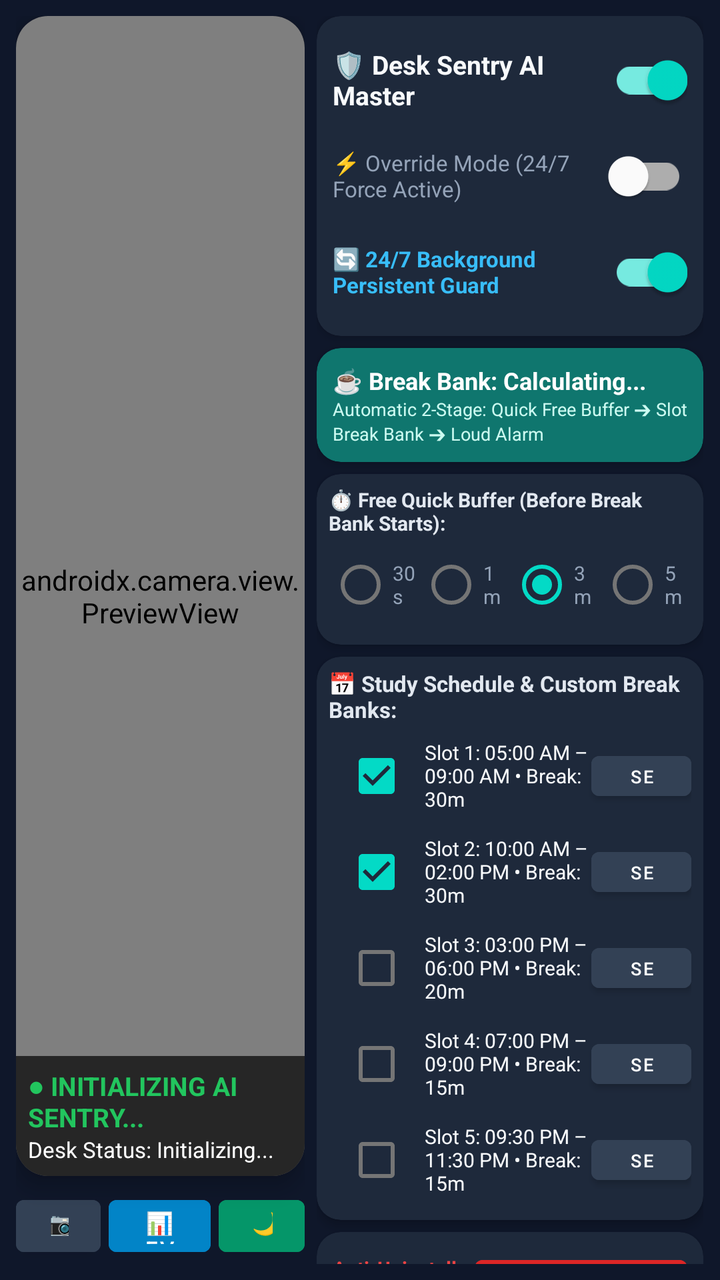
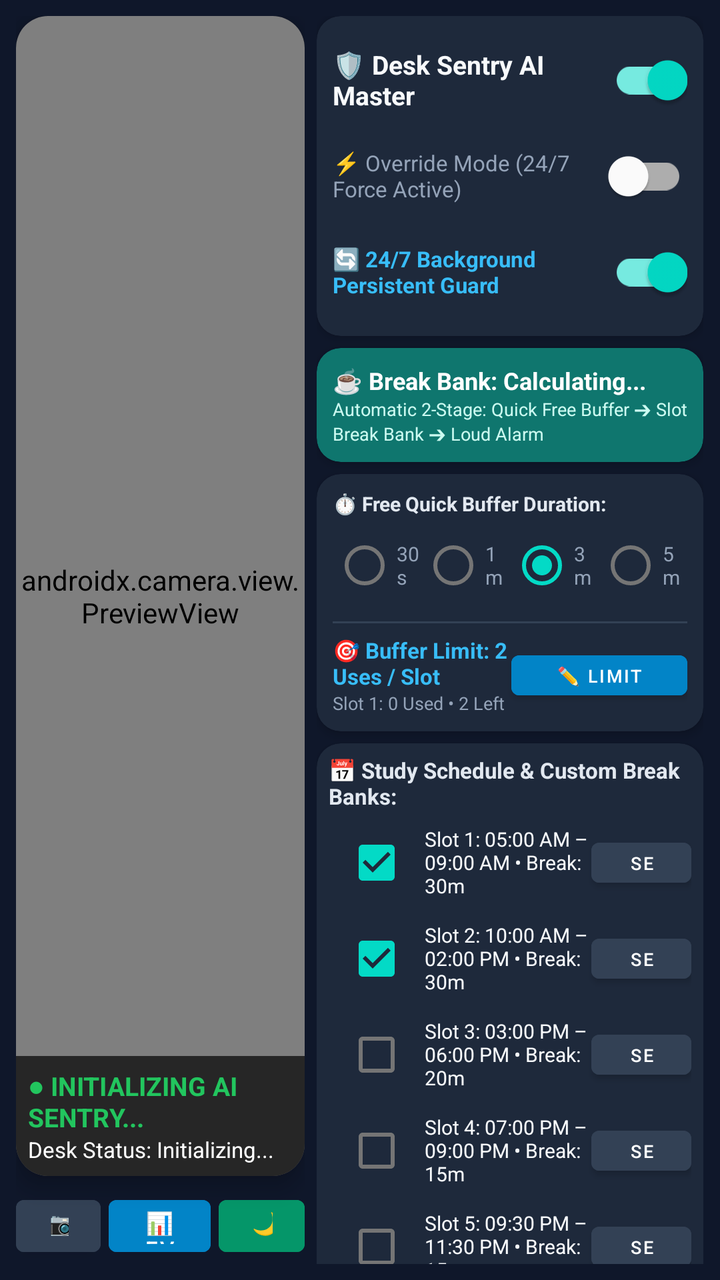

Compare the two renders of this Android layout. The source of the first and the diff that turns it into the second are given below.
<!-- AndroidManifest.xml: application theme Theme.DeskSentry -->
<!-- res/layout/activity_main.xml -->
<?xml version="1.0" encoding="utf-8"?>
<FrameLayout xmlns:android="http://schemas.android.com/apk/res/android"
    xmlns:app="http://schemas.android.com/apk/res-auto"
    android:layout_width="match_parent"
    android:layout_height="match_parent"
    android:background="#0F172A"
    android:keepScreenOn="true">

    
    <LinearLayout
        android:id="@+id/dashboardLayout"
        android:layout_width="match_parent"
        android:layout_height="match_parent"
        android:orientation="horizontal"
        android:padding="8dp">

        
        <LinearLayout
            android:layout_width="0dp"
            android:layout_height="match_parent"
            android:layout_weight="1.05"
            android:orientation="vertical"
            android:paddingEnd="6dp">

            <androidx.cardview.widget.CardView
                android:layout_width="match_parent"
                android:layout_height="0dp"
                android:layout_weight="1"
                app:cardCornerRadius="16dp"
                app:cardElevation="6dp"
                app:cardBackgroundColor="#000000">

                <FrameLayout
                    android:layout_width="match_parent"
                    android:layout_height="match_parent">

                    <androidx.camera.view.PreviewView
                        android:id="@+id/previewView"
                        android:layout_width="match_parent"
                        android:layout_height="match_parent" />

                    <LinearLayout
                        android:layout_width="match_parent"
                        android:layout_height="wrap_content"
                        android:layout_gravity="bottom"
                        android:background="#B3000000"
                        android:orientation="vertical"
                        android:padding="6dp">

                        <TextView
                            android:id="@+id/tvLiveStatus"
                            android:layout_width="wrap_content"
                            android:layout_height="wrap_content"
                            android:text="● INITIALIZING AI SENTRY..."
                            android:textColor="#22C55E"
                            android:textSize="13sp"
                            android:textStyle="bold" />

                        <TextView
                            android:id="@+id/tvCountdown"
                            android:layout_width="wrap_content"
                            android:layout_height="wrap_content"
                            android:text="Desk Status: Initializing..."
                            android:textColor="#FFFFFF"
                            android:textSize="11sp" />
                    </LinearLayout>
                </FrameLayout>
            </androidx.cardview.widget.CardView>

            
            <LinearLayout
                android:layout_width="match_parent"
                android:layout_height="wrap_content"
                android:orientation="horizontal"
                android:paddingTop="6dp">

                <Button
                    android:id="@+id/btnFlipCamera"
                    android:layout_width="0dp"
                    android:layout_height="38dp"
                    android:layout_weight="1"
                    android:layout_marginEnd="4dp"
                    android:backgroundTint="#334155"
                    android:text="📷 Rear"
                    android:textColor="#FFFFFF"
                    android:textSize="11sp" />

                <Button
                    android:id="@+id/btnOpenEvents"
                    android:layout_width="0dp"
                    android:layout_height="38dp"
                    android:layout_weight="1.2"
                    android:layout_marginEnd="4dp"
                    android:backgroundTint="#0284C7"
                    android:text="📊 Events Log"
                    android:textColor="#FFFFFF"
                    android:textSize="11sp" />

                <Button
                    android:id="@+id/btnEnterStealth"
                    android:layout_width="0dp"
                    android:layout_height="38dp"
                    android:layout_weight="1"
                    android:backgroundTint="#059669"
                    android:text="🌙 Stealth"
                    android:textColor="#FFFFFF"
                    android:textSize="11sp" />
            </LinearLayout>
        </LinearLayout>

        
        <ScrollView
            android:layout_width="0dp"
            android:layout_height="match_parent"
            android:layout_weight="1.35"
            android:fillViewport="true"
            android:scrollbars="none">

            <LinearLayout
                android:layout_width="match_parent"
                android:layout_height="wrap_content"
                android:orientation="vertical">

                
                <androidx.cardview.widget.CardView
                    android:layout_width="match_parent"
                    android:layout_height="wrap_content"
                    app:cardCornerRadius="12dp"
                    app:cardElevation="3dp"
                    app:cardBackgroundColor="#1E293B"
                    android:layout_marginBottom="6dp">

                    <LinearLayout
                        android:layout_width="match_parent"
                        android:layout_height="wrap_content"
                        android:orientation="vertical"
                        android:padding="8dp">

                        <LinearLayout
                            android:layout_width="match_parent"
                            android:layout_height="wrap_content"
                            android:orientation="horizontal"
                            android:gravity="center_vertical">

                            <TextView
                                android:layout_width="0dp"
                                android:layout_height="wrap_content"
                                android:layout_weight="1"
                                android:text="🛡️ Desk Sentry AI Master"
                                android:textColor="#F8FAFC"
                                android:textSize="13sp"
                                android:textStyle="bold" />

                            <com.google.android.material.switchmaterial.SwitchMaterial
                                android:id="@+id/switchMasterSentry"
                                android:layout_width="wrap_content"
                                android:layout_height="wrap_content"
                                android:checked="true" />
                        </LinearLayout>

                        <LinearLayout
                            android:layout_width="match_parent"
                            android:layout_height="wrap_content"
                            android:orientation="horizontal"
                            android:gravity="center_vertical">

                            <TextView
                                android:layout_width="0dp"
                                android:layout_height="wrap_content"
                                android:layout_weight="1"
                                android:text="⚡ Override Mode (24/7 Force Active)"
                                android:textColor="#94A3B8"
                                android:textSize="11sp" />

                            <com.google.android.material.switchmaterial.SwitchMaterial
                                android:id="@+id/switchAlwaysActive"
                                android:layout_width="wrap_content"
                                android:layout_height="wrap_content"
                                android:checked="false" />
                        </LinearLayout>

                        <LinearLayout
                            android:layout_width="match_parent"
                            android:layout_height="wrap_content"
                            android:orientation="horizontal"
                            android:gravity="center_vertical">

                            <TextView
                                android:layout_width="0dp"
                                android:layout_height="wrap_content"
                                android:layout_weight="1"
                                android:text="🔄 24/7 Background Persistent Guard"
                                android:textColor="#38BDF8"
                                android:textSize="11sp"
                                android:textStyle="bold" />

                            <com.google.android.material.switchmaterial.SwitchMaterial
                                android:id="@+id/switchBgGuard"
                                android:layout_width="wrap_content"
                                android:layout_height="wrap_content"
                                android:checked="true" />
                        </LinearLayout>
                    </LinearLayout>
                </androidx.cardview.widget.CardView>

                
                <androidx.cardview.widget.CardView
                    android:layout_width="match_parent"
                    android:layout_height="wrap_content"
                    app:cardCornerRadius="12dp"
                    app:cardElevation="3dp"
                    app:cardBackgroundColor="#0F766E"
                    android:layout_marginBottom="6dp">

                    <LinearLayout
                        android:layout_width="match_parent"
                        android:layout_height="wrap_content"
                        android:orientation="vertical"
                        android:padding="8dp">

                        <TextView
                            android:id="@+id/tvBreakBankHeader"
                            android:layout_width="wrap_content"
                            android:layout_height="wrap_content"
                            android:text="☕ Break Bank: Calculating..."
                            android:textColor="#FFFFFF"
                            android:textSize="12sp"
                            android:textStyle="bold" />

                        <TextView
                            android:layout_width="wrap_content"
                            android:layout_height="wrap_content"
                            android:text="Automatic 2-Stage: Quick Free Buffer ➔ Slot Break Bank ➔ Loud Alarm"
                            android:textColor="#CCFBF1"
                            android:textSize="9sp" />
                    </LinearLayout>
                </androidx.cardview.widget.CardView>

                
                <androidx.cardview.widget.CardView
                    android:layout_width="match_parent"
                    android:layout_height="wrap_content"
                    app:cardCornerRadius="12dp"
                    app:cardElevation="3dp"
                    app:cardBackgroundColor="#1E293B"
                    android:layout_marginBottom="6dp">

                    <LinearLayout
                        android:layout_width="match_parent"
                        android:layout_height="wrap_content"
                        android:orientation="vertical"
                        android:padding="6dp">

                        <TextView
                            android:layout_width="wrap_content"
                            android:layout_height="wrap_content"
                            android:text="⏱️ Free Quick Buffer (Before Break Bank Starts):"
                            android:textColor="#E2E8F0"
                            android:textSize="10sp"
                            android:textStyle="bold" />

                        <RadioGroup
                            android:id="@+id/rgGracePeriod"
                            android:layout_width="match_parent"
                            android:layout_height="wrap_content"
                            android:orientation="horizontal">

                            <RadioButton
                                android:id="@+id/rb30s"
                                android:layout_width="0dp"
                                android:layout_height="wrap_content"
                                android:layout_weight="1"
                                android:text="30s"
                                android:textColor="#94A3B8"
                                android:textSize="10sp" />

                            <RadioButton
                                android:id="@+id/rb1m"
                                android:layout_width="0dp"
                                android:layout_height="wrap_content"
                                android:layout_weight="1"
                                android:text="1m"
                                android:textColor="#94A3B8"
                                android:textSize="10sp" />

                            <RadioButton
                                android:id="@+id/rb3m"
                                android:layout_width="0dp"
                                android:layout_height="wrap_content"
                                android:layout_weight="1"
                                android:checked="true"
                                android:text="3m"
                                android:textColor="#94A3B8"
                                android:textSize="10sp" />

                            <RadioButton
                                android:id="@+id/rb5m"
                                android:layout_width="0dp"
                                android:layout_height="wrap_content"
                                android:layout_weight="1"
                                android:text="5m"
                                android:textColor="#94A3B8"
                                android:textSize="10sp" />
                        </RadioGroup>
                    </LinearLayout>
                </androidx.cardview.widget.CardView>

                
                <androidx.cardview.widget.CardView
                    android:layout_width="match_parent"
                    android:layout_height="wrap_content"
                    app:cardCornerRadius="12dp"
                    app:cardElevation="3dp"
                    app:cardBackgroundColor="#1E293B"
                    android:layout_marginBottom="6dp">

                    <LinearLayout
                        android:layout_width="match_parent"
                        android:layout_height="wrap_content"
                        android:orientation="vertical"
                        android:padding="6dp">

                        <TextView
                            android:layout_width="wrap_content"
                            android:layout_height="wrap_content"
                            android:text="📅 Study Schedule &amp; Custom Break Banks:"
                            android:textColor="#E2E8F0"
                            android:textSize="11sp"
                            android:textStyle="bold"
                            android:paddingBottom="2dp" />

                        
                        <LinearLayout
                            android:layout_width="match_parent"
                            android:layout_height="wrap_content"
                            android:orientation="horizontal"
                            android:gravity="center_vertical">
                            <CheckBox android:id="@+id/cbSlot1" android:layout_width="wrap_content" android:layout_height="wrap_content" android:checked="true" />
                            <TextView android:id="@+id/tvSlot1" android:layout_width="0dp" android:layout_height="wrap_content" android:layout_weight="1" android:text="Slot 1: 05:00 AM – 09:00 AM • Break: 30m" android:textColor="#F8FAFC" android:textSize="10sp" />
                            <Button android:id="@+id/btnSetSlot1" android:layout_width="50dp" android:layout_height="32dp" android:text="Set" android:textSize="9sp" android:backgroundTint="#334155" />
                        </LinearLayout>

                        
                        <LinearLayout
                            android:layout_width="match_parent"
                            android:layout_height="wrap_content"
                            android:orientation="horizontal"
                            android:gravity="center_vertical">
                            <CheckBox android:id="@+id/cbSlot2" android:layout_width="wrap_content" android:layout_height="wrap_content" android:checked="true" />
                            <TextView android:id="@+id/tvSlot2" android:layout_width="0dp" android:layout_height="wrap_content" android:layout_weight="1" android:text="Slot 2: 10:00 AM – 02:00 PM • Break: 30m" android:textColor="#F8FAFC" android:textSize="10sp" />
                            <Button android:id="@+id/btnSetSlot2" android:layout_width="50dp" android:layout_height="32dp" android:text="Set" android:textSize="9sp" android:backgroundTint="#334155" />
                        </LinearLayout>

                        
                        <LinearLayout
                            android:layout_width="match_parent"
                            android:layout_height="wrap_content"
                            android:orientation="horizontal"
                            android:gravity="center_vertical">
                            <CheckBox android:id="@+id/cbSlot3" android:layout_width="wrap_content" android:layout_height="wrap_content" />
                            <TextView android:id="@+id/tvSlot3" android:layout_width="0dp" android:layout_height="wrap_content" android:layout_weight="1" android:text="Slot 3: 03:00 PM – 06:00 PM • Break: 20m" android:textColor="#F8FAFC" android:textSize="10sp" />
                            <Button android:id="@+id/btnSetSlot3" android:layout_width="50dp" android:layout_height="32dp" android:text="Set" android:textSize="9sp" android:backgroundTint="#334155" />
                        </LinearLayout>

                        
                        <LinearLayout
                            android:layout_width="match_parent"
                            android:layout_height="wrap_content"
                            android:orientation="horizontal"
                            android:gravity="center_vertical">
                            <CheckBox android:id="@+id/cbSlot4" android:layout_width="wrap_content" android:layout_height="wrap_content" />
                            <TextView android:id="@+id/tvSlot4" android:layout_width="0dp" android:layout_height="wrap_content" android:layout_weight="1" android:text="Slot 4: 07:00 PM – 09:00 PM • Break: 15m" android:textColor="#F8FAFC" android:textSize="10sp" />
                            <Button android:id="@+id/btnSetSlot4" android:layout_width="50dp" android:layout_height="32dp" android:text="Set" android:textSize="9sp" android:backgroundTint="#334155" />
                        </LinearLayout>

                        
                        <LinearLayout
                            android:layout_width="match_parent"
                            android:layout_height="wrap_content"
                            android:orientation="horizontal"
                            android:gravity="center_vertical">
                            <CheckBox android:id="@+id/cbSlot5" android:layout_width="wrap_content" android:layout_height="wrap_content" />
                            <TextView android:id="@+id/tvSlot5" android:layout_width="0dp" android:layout_height="wrap_content" android:layout_weight="1" android:text="Slot 5: 09:30 PM – 11:30 PM • Break: 15m" android:textColor="#F8FAFC" android:textSize="10sp" />
                            <Button android:id="@+id/btnSetSlot5" android:layout_width="50dp" android:layout_height="32dp" android:text="Set" android:textSize="9sp" android:backgroundTint="#334155" />
                        </LinearLayout>
                    </LinearLayout>
                </androidx.cardview.widget.CardView>

                
                <androidx.cardview.widget.CardView
                    android:layout_width="match_parent"
                    android:layout_height="wrap_content"
                    app:cardCornerRadius="12dp"
                    app:cardElevation="3dp"
                    app:cardBackgroundColor="#1E293B"
                    android:layout_marginBottom="8dp">

                    <LinearLayout
                        android:layout_width="match_parent"
                        android:layout_height="wrap_content"
                        android:orientation="vertical"
                        android:padding="8dp">

                        <LinearLayout
                            android:layout_width="match_parent"
                            android:layout_height="wrap_content"
                            android:orientation="horizontal"
                            android:gravity="center_vertical">

                            <TextView
                                android:id="@+id/tvAdminStatus"
                                android:layout_width="0dp"
                                android:layout_height="wrap_content"
                                android:layout_weight="1"
                                android:text="Anti-Uninstall: Checking..."
                                android:textColor="#EF4444"
                                android:textSize="10sp"
                                android:textStyle="bold" />

                            <Button
                                android:id="@+id/btnActivateAdmin"
                                android:layout_width="wrap_content"
                                android:layout_height="32dp"
                                android:text="Enable Admin"
                                android:textSize="9sp"
                                android:backgroundTint="#DC2626" />
                        </LinearLayout>

                        <LinearLayout
                            android:layout_width="match_parent"
                            android:layout_height="wrap_content"
                            android:orientation="horizontal"
                            android:paddingTop="6dp">

                            <Button
                                android:id="@+id/btnChangePin"
                                android:layout_width="0dp"
                                android:layout_height="34dp"
                                android:layout_weight="1"
                                android:layout_marginEnd="4dp"
                                android:text="🔑 PIN"
                                android:textSize="10sp"
                                android:backgroundTint="#475569" />

                            <Button
                                android:id="@+id/btnChangeAlarmTone"
                                android:layout_width="0dp"
                                android:layout_height="34dp"
                                android:layout_weight="1.3"
                                android:layout_marginEnd="4dp"
                                android:text="🔔 Tone"
                                android:textSize="10sp"
                                android:backgroundTint="#D97706" />

                            <Button
                                android:id="@+id/btnTestAlarm"
                                android:layout_width="0dp"
                                android:layout_height="34dp"
                                android:layout_weight="1.2"
                                android:text="🚨 Test"
                                android:textSize="10sp"
                                android:backgroundTint="#B91C1C" />
                        </LinearLayout>
                    </LinearLayout>
                </androidx.cardview.widget.CardView>

            </LinearLayout>
        </ScrollView>
    </LinearLayout>

    
    <LinearLayout
        android:id="@+id/stealthOverlay"
        android:layout_width="match_parent"
        android:layout_height="match_parent"
        android:background="#000000"
        android:clickable="true"
        android:focusable="true"
        android:gravity="center"
        android:orientation="vertical"
        android:visibility="gone">

        <TextView
            android:layout_width="wrap_content"
            android:layout_height="wrap_content"
            android:text="Desk Sentry Active (OLED Guard)"
            android:textColor="#1E293B"
            android:textSize="13sp" />

        <TextView
            android:layout_width="wrap_content"
            android:layout_height="wrap_content"
            android:paddingTop="8dp"
            android:text="[ Double Tap Anywhere to Wake Dashboard ]"
            android:textColor="#0F172A"
            android:textSize="11sp" />
    </LinearLayout>

</FrameLayout>
<!-- resources referenced by this layout -->
<resources>
  <style name="Theme.DeskSentry" parent="Theme.MaterialComponents.DayNight.NoActionBar">
          <item name="android:statusBarColor">@color/bg_dark</item>
          <item name="android:navigationBarColor">@color/bg_dark</item>
          <item name="android:windowBackground">@color/bg_dark</item>
      </style>
  <color name="bg_dark">#0F172A</color>
</resources>

<!-- the commit's change to res/layout/activity_main.xml (unified diff, before → after) -->
@@ -249,12 +249,12 @@
                         android:layout_width="match_parent"
                         android:layout_height="wrap_content"
                         android:orientation="vertical"
-                        android:padding="6dp">
+                        android:padding="8dp">
 
                         <TextView
                             android:layout_width="wrap_content"
                             android:layout_height="wrap_content"
-                            android:text="⏱️ Free Quick Buffer (Before Break Bank Starts):"
+                            android:text="⏱️ Free Quick Buffer Duration:"
                             android:textColor="#E2E8F0"
                             android:textSize="10sp"
                             android:textStyle="bold" />
@@ -302,6 +302,54 @@
                                 android:textColor="#94A3B8"
                                 android:textSize="10sp" />
                         </RadioGroup>
+
+                        
+                        <View
+                            android:layout_width="match_parent"
+                            android:layout_height="1dp"
+                            android:background="#334155"
+                            android:layout_marginTop="4dp"
+                            android:layout_marginBottom="6dp" />
+
+                        <LinearLayout
+                            android:layout_width="match_parent"
+                            android:layout_height="wrap_content"
+                            android:orientation="horizontal"
+                            android:gravity="center_vertical">
+
+                            <LinearLayout
+                                android:layout_width="0dp"
+                                android:layout_height="wrap_content"
+                                android:layout_weight="1"
+                                android:orientation="vertical">
+
+                                <TextView
+                                    android:id="@+id/tvBufferLimitTitle"
+                                    android:layout_width="wrap_content"
+                                    android:layout_height="wrap_content"
+                                    android:text="🎯 Buffer Limit: 2 Uses / Slot"
+                                    android:textColor="#38BDF8"
+                                    android:textSize="11sp"
+                                    android:textStyle="bold" />
+
+                                <TextView
+                                    android:id="@+id/tvBufferRemainingLive"
+                                    android:layout_width="wrap_content"
+                                    android:layout_height="wrap_content"
+                                    android:text="Slot 1: 0 Used • 2 Left"
+                                    android:textColor="#94A3B8"
+                                    android:textSize="9sp" />
+                            </LinearLayout>
+
+                            <Button
+                                android:id="@+id/btnSetBufferLimit"
+                                android:layout_width="wrap_content"
+                                android:layout_height="32dp"
+                                android:text="✏️ Limit"
+                                android:textSize="9sp"
+                                android:textColor="#FFFFFF"
+                                android:backgroundTint="#0284C7" />
+                        </LinearLayout>
                     </LinearLayout>
                 </androidx.cardview.widget.CardView>
 
